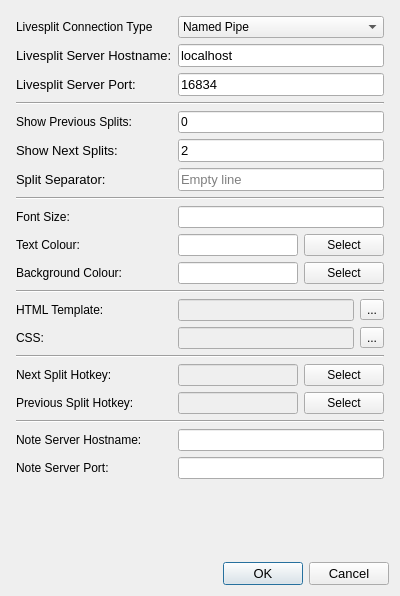
Old version of the form src/splitguides/ui/layouts/server_settings.ui in the repository DavidCEllis/SplitGuides.
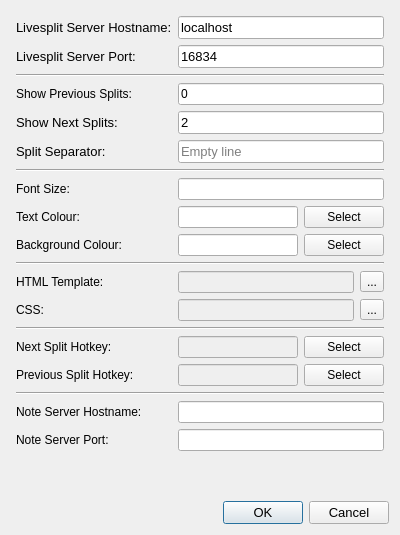
New version of the form.

Commit message: Revert settings UI changes

```diff
--- a/src/splitguides/ui/layouts/server_settings.ui
+++ b/src/splitguides/ui/layouts/server_settings.ui
@@ -7,7 +7,7 @@
     <x>0</x>
     <y>0</y>
     <width>400</width>
-    <height>596</height>
+    <height>535</height>
    </rect>
   </property>
   <property name="windowTitle">
@@ -29,13 +29,6 @@
       <number>5</number>
      </property>
      <item row="0" column="0">
-      <widget class="QLabel" name="lstype_label">
-       <property name="text">
-        <string>Livesplit Connection Type</string>
-       </property>
-      </widget>
-     </item>
-     <item row="1" column="0">
       <widget class="QLabel" name="hostname_label">
        <property name="font">
         <font>
@@ -47,7 +40,7 @@
        </property>
       </widget>
      </item>
-     <item row="1" column="1">
+     <item row="0" column="1">
       <widget class="QLineEdit" name="hostname_edit">
        <property name="font">
         <font>
@@ -59,7 +52,7 @@
        </property>
       </widget>
      </item>
-     <item row="2" column="0">
+     <item row="1" column="0">
       <widget class="QLabel" name="port_label">
        <property name="font">
         <font>
@@ -71,7 +64,7 @@
        </property>
       </widget>
      </item>
-     <item row="2" column="1">
+     <item row="1" column="1">
       <widget class="QLineEdit" name="port_edit">
        <property name="font">
         <font>
@@ -83,28 +76,28 @@
        </property>
       </widget>
      </item>
-     <item row="3" column="0" colspan="2">
+     <item row="2" column="0" colspan="2">
       <widget class="Line" name="divider_1">
        <property name="orientation">
         <enum>Qt::Orientation::Horizontal</enum>
        </property>
       </widget>
      </item>
-     <item row="4" column="0">
+     <item row="3" column="0">
       <widget class="QLabel" name="previous_label">
        <property name="text">
         <string>Show Previous Splits:</string>
        </property>
       </widget>
      </item>
-     <item row="4" column="1">
+     <item row="3" column="1">
       <widget class="QLineEdit" name="previous_edit">
        <property name="text">
         <string>0</string>
        </property>
       </widget>
      </item>
-     <item row="5" column="0">
+     <item row="4" column="0">
       <widget class="QLabel" name="advance_label">
        <property name="font">
         <font>
@@ -116,7 +109,7 @@
        </property>
       </widget>
      </item>
-     <item row="5" column="1">
+     <item row="4" column="1">
       <widget class="QLineEdit" name="advance_edit">
        <property name="font">
         <font>
@@ -128,7 +121,7 @@
        </property>
       </widget>
      </item>
-     <item row="6" column="0">
+     <item row="5" column="0">
       <widget class="QLabel" name="separator_label">
        <property name="font">
         <font>
@@ -140,7 +133,7 @@
        </property>
       </widget>
      </item>
-     <item row="6" column="1">
+     <item row="5" column="1">
       <widget class="QLineEdit" name="separator_edit">
        <property name="font">
         <font>
@@ -155,31 +148,31 @@
        </property>
       </widget>
      </item>
-     <item row="7" column="0" colspan="2">
+     <item row="6" column="0" colspan="2">
       <widget class="Line" name="divider_2">
        <property name="orientation">
         <enum>Qt::Orientation::Horizontal</enum>
        </property>
       </widget>
      </item>
-     <item row="8" column="0">
+     <item row="7" column="0">
       <widget class="QLabel" name="fontsize_label">
        <property name="text">
         <string>Font Size:</string>
        </property>
       </widget>
      </item>
-     <item row="8" column="1">
+     <item row="7" column="1">
       <widget class="QLineEdit" name="fontsize_edit"/>
      </item>
-     <item row="9" column="0">
+     <item row="8" column="0">
       <widget class="QLabel" name="textcolor_label">
        <property name="text">
         <string>Text Colour:</string>
        </property>
       </widget>
      </item>
-     <item row="9" column="1">
+     <item row="8" column="1">
       <layout class="QHBoxLayout" name="textcolor_layout">
        <item>
         <widget class="QLineEdit" name="textcolor_edit"/>
@@ -193,14 +186,14 @@
        </item>
       </layout>
      </item>
-     <item row="10" column="0">
+     <item row="9" column="0">
       <widget class="QLabel" name="bgcolor_label">
        <property name="text">
         <string>Background Colour:</string>
        </property>
       </widget>
      </item>
-     <item row="10" column="1">
+     <item row="9" column="1">
       <layout class="QHBoxLayout" name="bgcolor_layout">
        <item>
         <widget class="QLineEdit" name="bgcolor_edit"/>
@@ -214,21 +207,21 @@
        </item>
       </layout>
      </item>
-     <item row="11" column="0" colspan="2">
+     <item row="10" column="0" colspan="2">
       <widget class="Line" name="divider_3">
        <property name="orientation">
         <enum>Qt::Orientation::Horizontal</enum>
        </property>
       </widget>
      </item>
-     <item row="12" column="0">
+     <item row="11" column="0">
       <widget class="QLabel" name="htmltemplate_label">
        <property name="text">
         <string>HTML Template:</string>
        </property>
       </widget>
      </item>
-     <item row="12" column="1">
+     <item row="11" column="1">
       <layout class="QHBoxLayout" name="horizontalLayout">
        <item>
         <widget class="QLineEdit" name="htmltemplate_edit">
@@ -246,14 +239,14 @@
        </item>
       </layout>
      </item>
-     <item row="13" column="0">
+     <item row="12" column="0">
       <widget class="QLabel" name="css_label">
        <property name="text">
         <string>CSS:</string>
        </property>
       </widget>
      </item>
-     <item row="13" column="1">
+     <item row="12" column="1">
       <layout class="QHBoxLayout" name="horizontalLayout_2">
        <item>
         <widget class="QLineEdit" name="css_edit">
@@ -271,21 +264,21 @@
        </item>
       </layout>
      </item>
-     <item row="14" column="0" colspan="2">
+     <item row="13" column="0" colspan="2">
       <widget class="Line" name="divider_4">
        <property name="orientation">
         <enum>Qt::Orientation::Horizontal</enum>
        </property>
       </widget>
      </item>
-     <item row="15" column="0">
+     <item row="14" column="0">
       <widget class="QLabel" name="nextsplitkey_label">
        <property name="text">
         <string>Next Split Hotkey:</string>
        </property>
       </widget>
      </item>
-     <item row="15" column="1">
+     <item row="14" column="1">
       <layout class="QHBoxLayout" name="horizontalLayout_3">
        <item>
         <widget class="QLineEdit" name="nextsplitkey_edit">
@@ -303,14 +296,14 @@
        </item>
       </layout>
      </item>
-     <item row="16" column="0">
+     <item row="15" column="0">
       <widget class="QLabel" name="previoussplitkey_label">
        <property name="text">
         <string>Previous Split Hotkey:</string>
        </property>
       </widget>
      </item>
-     <item row="16" column="1">
+     <item row="15" column="1">
       <layout class="QHBoxLayout" name="horizontalLayout_4">
        <item>
         <widget class="QLineEdit" name="previoussplitkey_edit">
@@ -328,50 +321,31 @@
        </item>
       </layout>
      </item>
-     <item row="17" column="0" colspan="2">
-      <widget class="Line" name="divider_5">
-       <property name="orientation">
-        <enum>Qt::Orientation::Horizontal</enum>
-       </property>
-      </widget>
-     </item>
-     <item row="18" column="0">
+     <item row="17" column="0">
       <widget class="QLabel" name="noteserverhost_label">
        <property name="text">
         <string>Note Server Hostname:</string>
        </property>
       </widget>
      </item>
-     <item row="18" column="1">
+     <item row="17" column="1">
       <widget class="QLineEdit" name="noteserverhost_edit"/>
      </item>
-     <item row="19" column="0">
+     <item row="18" column="0">
       <widget class="QLabel" name="noteserverport_label">
        <property name="text">
         <string>Note Server Port:</string>
        </property>
       </widget>
      </item>
-     <item row="19" column="1">
+     <item row="18" column="1">
       <widget class="QLineEdit" name="noteserverport_edit"/>
      </item>
-     <item row="0" column="1">
-      <widget class="QComboBox" name="lstype_cbox">
-       <item>
-        <property name="text">
-         <string>Named Pipe</string>
-        </property>
-       </item>
-       <item>
-        <property name="text">
-         <string>TCP Server</string>
-        </property>
-       </item>
-       <item>
-        <property name="text">
-         <string>Websocket Server</string>
-        </property>
-       </item>
+     <item row="16" column="0" colspan="2">
+      <widget class="Line" name="divider_5">
+       <property name="orientation">
+        <enum>Qt::Horizontal</enum>
+       </property>
       </widget>
      </item>
     </layout>
```
Left out of the diff: 13 changed lines with no effect on the pictures. The commit also changes 5 other files.
